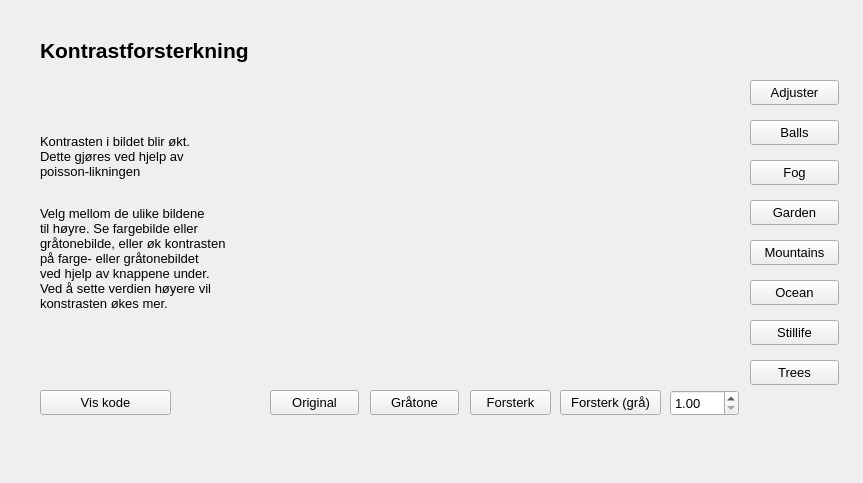
Before: the Qt Designer form src/contrastenhancement.ui in jegerud/Sciprog2020project, drawn with Qt 5.
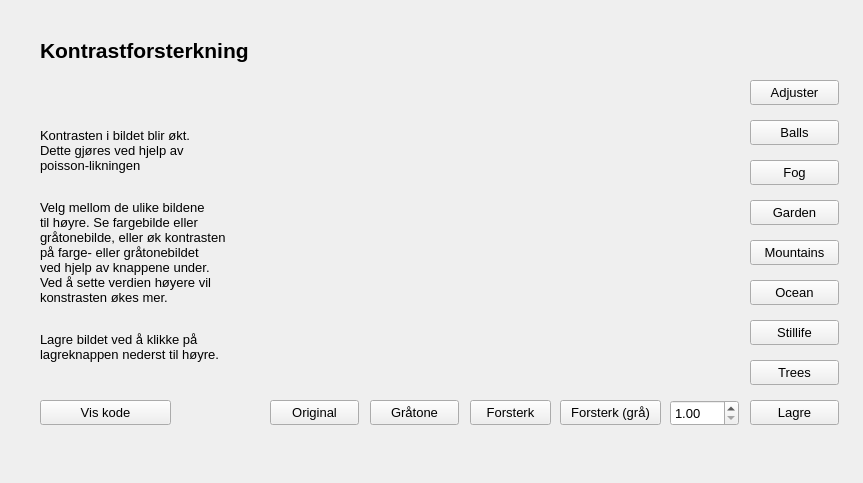
After: the same form once the commit is applied. Custom widgets are drawn as their Qt base class.

Commit message: Mulighet for å lagre bilde

Diff of the .ui file:
```diff
--- a/src/contrastenhancement.ui
+++ b/src/contrastenhancement.ui
@@ -17,7 +17,7 @@
    <property name="geometry">
     <rect>
      <x>370</x>
-     <y>390</y>
+     <y>400</y>
      <width>89</width>
      <height>25</height>
     </rect>
@@ -89,7 +89,7 @@
    <property name="geometry">
     <rect>
      <x>470</x>
-     <y>390</y>
+     <y>400</y>
      <width>81</width>
      <height>25</height>
     </rect>
@@ -107,7 +107,7 @@
    <property name="geometry">
     <rect>
      <x>670</x>
-     <y>390</y>
+     <y>400</y>
      <width>69</width>
      <height>26</height>
     </rect>
@@ -137,7 +137,7 @@
    <property name="geometry">
     <rect>
      <x>270</x>
-     <y>390</y>
+     <y>400</y>
      <width>89</width>
      <height>25</height>
     </rect>
@@ -195,9 +195,9 @@
    <property name="geometry">
     <rect>
      <x>40</x>
-     <y>120</y>
+     <y>110</y>
      <width>231</width>
-     <height>221</height>
+     <height>271</height>
     </rect>
    </property>
    <property name="font">
@@ -206,7 +206,7 @@
     </font>
    </property>
    <property name="text">
-    <string>&lt;html&gt;&lt;head/&gt;&lt;body&gt;&lt;p&gt;Kontrasten i bildet blir økt. &lt;br/&gt;Dette gjøres ved hjelp av &lt;br/&gt;poisson-likningen&lt;/p&gt;&lt;p&gt;&lt;br/&gt;Velg mellom de ulike bildene&lt;br/&gt;til høyre. Se fargebilde eller &lt;br/&gt;gråtonebilde, eller øk kontrasten &lt;br/&gt;på farge- eller gråtonebildet &lt;br/&gt;ved hjelp av knappene under. &lt;br/&gt;Ved å sette verdien høyere vil&lt;br/&gt;konstrasten økes mer.&lt;br/&gt;&lt;/p&gt;&lt;/body&gt;&lt;/html&gt;</string>
+    <string>&lt;html&gt;&lt;head/&gt;&lt;body&gt;&lt;p&gt;Kontrasten i bildet blir økt. &lt;br/&gt;Dette gjøres ved hjelp av &lt;br/&gt;poisson-likningen&lt;/p&gt;&lt;p&gt;&lt;br/&gt;Velg mellom de ulike bildene&lt;br/&gt;til høyre. Se fargebilde eller &lt;br/&gt;gråtonebilde, eller øk kontrasten &lt;br/&gt;på farge- eller gråtonebildet &lt;br/&gt;ved hjelp av knappene under. &lt;br/&gt;Ved å sette verdien høyere vil&lt;br/&gt;konstrasten økes mer.&lt;br/&gt;&lt;/p&gt;&lt;p&gt;Lagre bildet ved å klikke på&lt;br/&gt;lagreknappen nederst til høyre.&lt;/p&gt;&lt;/body&gt;&lt;/html&gt;</string>
    </property>
   </widget>
   <widget class="QPushButton" name="balls">
@@ -249,7 +249,7 @@
    <property name="geometry">
     <rect>
      <x>40</x>
-     <y>390</y>
+     <y>400</y>
      <width>131</width>
      <height>25</height>
     </rect>
@@ -303,7 +303,7 @@
    <property name="geometry">
     <rect>
      <x>560</x>
-     <y>390</y>
+     <y>400</y>
      <width>101</width>
      <height>25</height>
     </rect>
@@ -323,10 +323,28 @@
      <x>270</x>
      <y>79</y>
      <width>471</width>
-     <height>301</height>
+     <height>311</height>
     </rect>
    </property>
   </widget>
+  <widget class="QPushButton" name="save">
+   <property name="geometry">
+    <rect>
+     <x>750</x>
+     <y>400</y>
+     <width>89</width>
+     <height>25</height>
+    </rect>
+   </property>
+   <property name="font">
+    <font>
+     <pointsize>10</pointsize>
+    </font>
+   </property>
+   <property name="text">
+    <string>Lagre</string>
+   </property>
+  </widget>
  </widget>
  <customwidgets>
   <customwidget>
```
The commit also changes 14 other files.
